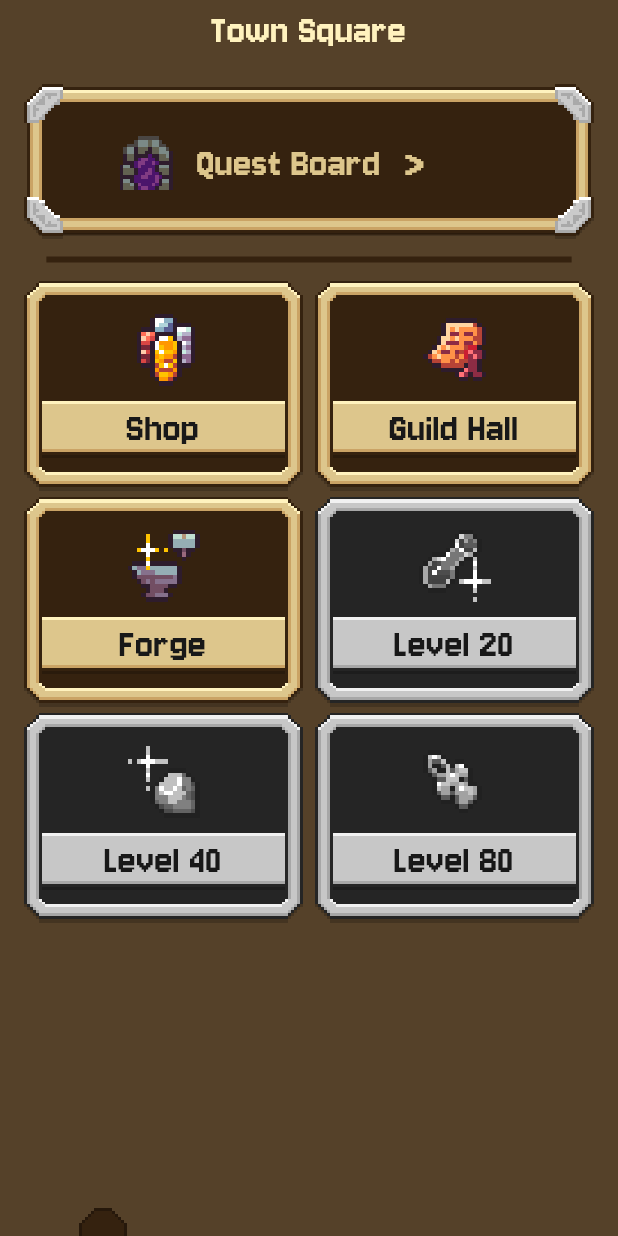
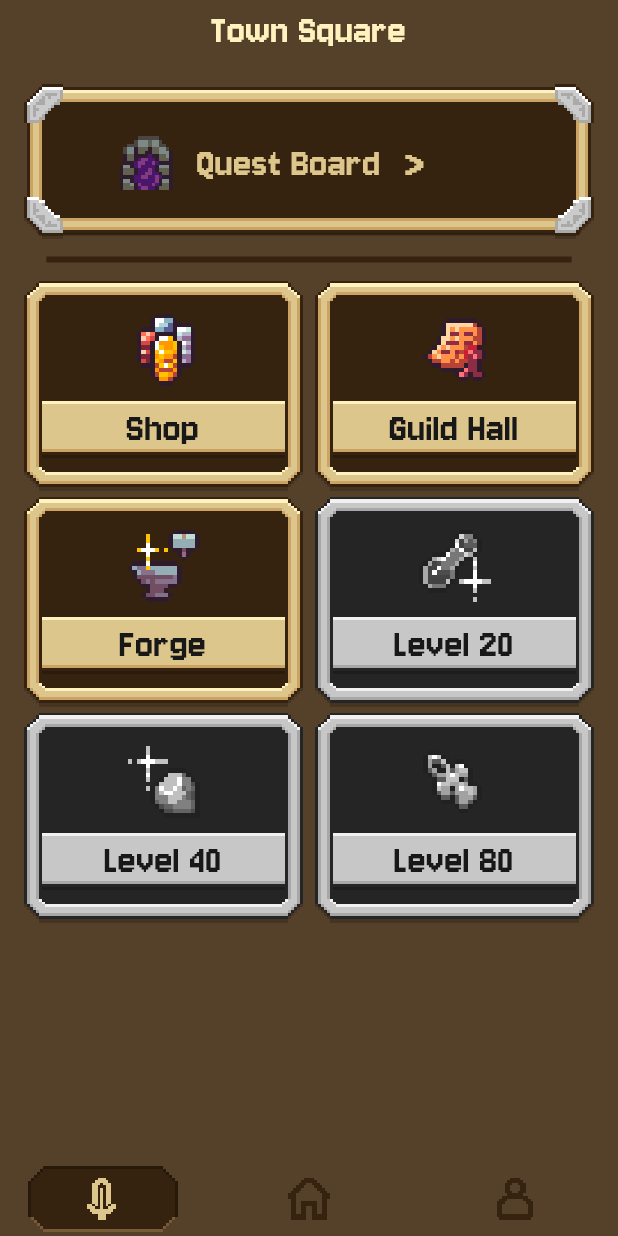
Before and after one commit to JKneedler/questvale, a Flutter app: the screen it shows after launch, on a phone screen of 412 x 824 dp. Run offline on Flutter 3.47's test engine with Material 3 defaults, Android fonts, the phone set to English and light mode, and no system bars; our stand-ins replace equatable, flutter_bloc, flutter_slidable, material_symbols_icons, sqflite; accounts and stored records are empty.

Commit message:
Fix centerSlice crashes and clean up nav bar/todo card sizing
Centralize all centerSlice border/button constants (lib/helpers/constants.dart)
instead of scattered Rect.fromLTWH literals, and enforce each family's true
minimum renderable size via ConstrainedBox on every qv_* border/button widget
- the min sizes must be strictly greater than the PNG's border inset, not
equal to it, or Flutter's centerSlice math still collapses to zero.

Also fixes bugs found along the way: nav bar's undersized icon slot (crashed
on devices with near-zero safe-area inset), oversized/unconstrained nav icon
and overly tall nav row, QvMetalCornerBorder used with an invalid Expanded
child in combat's EnemyInfoBox/PlayerInfoBox, a missing todo-row background
asset, and the stand-in asset blending into the page background.

Co-Authored-By: Claude Sonnet 5 <noreply@anthropic.com>

```diff
--- a/lib/cubits/home/nav_bar.dart
+++ b/lib/cubits/home/nav_bar.dart
@@ -31,7 +31,10 @@ class NavBar extends StatelessWidget {
             SizedBox(height: 8),
             SizedBox(
               width: MediaQuery.of(context).size.width + 20,
-              height: 6 + bottomPadding,
+              // 50 comfortably fits the icon slot's natural height (28px
+              // icon + 16px QvInsetBackground padding = 44px) above the
+              // centerSlice border's 36px minimum, with a little headroom.
+              height: 50 + bottomPadding,
               child: Row(
                 mainAxisAlignment: MainAxisAlignment.spaceBetween,
                 crossAxisAlignment: CrossAxisAlignment.end,
@@ -55,7 +58,8 @@ class NavBar extends StatelessWidget {
                           child: Image.asset(
                             'images/ui/icons/${items[i].iconName}-icon-${items[i].selected ? 'primary' : 'secondary'}.png',
                             filterQuality: FilterQuality.none,
-                            scale: .1,
+                            width: 28,
+                            height: 28,
                             fit: BoxFit.contain,
                           ),
                         ),
--- a/lib/cubits/todo_tab/todos_overview/todos_overview_view.dart
+++ b/lib/cubits/todo_tab/todos_overview/todos_overview_view.dart
@@ -6,6 +6,7 @@ import 'package:questvale/cubits/todo_tab/todos_overview/todos_overview_item.dar
 import 'package:questvale/cubits/todo_tab/todos_overview/todos_overview_state.dart';
 import 'package:questvale/cubits/todo_tab/add_todo/add_todo_page.dart';
 import 'package:questvale/data/models/character.dart';
+import 'package:questvale/helpers/constants.dart';
 import 'package:questvale/widgets/qv_app_bar.dart';
 
 class TodosOverviewView extends StatelessWidget {
@@ -35,7 +36,7 @@ class TodosOverviewView extends StatelessWidget {
             borderRadius: BorderRadius.circular(20),
             image: DecorationImage(
               image: AssetImage('images/ui/buttons/primary-button-2x.png'),
-              centerSlice: Rect.fromLTWH(16, 16, 32, 32),
+              centerSlice: STANDARD_BORDER_SLICE,
               fit: BoxFit.fill,
               filterQuality: FilterQuality.none,
             ),
--- a/lib/cubits/world_tab/questing/chest_loot/chest_loot_page.dart
+++ b/lib/cubits/world_tab/questing/chest_loot/chest_loot_page.dart
@@ -5,6 +5,7 @@ import 'package:questvale/cubits/world_tab/questing/chest_loot/chest_loot_state.
 import 'package:questvale/cubits/world_tab/questing/quest_encounter/quest_encounter_cubit.dart';
 import 'package:questvale/cubits/world_tab/questing/simple_equipment_slice.dart';
 import 'package:questvale/cubits/world_tab/questing/loot_summary_slice.dart';
+import 'package:questvale/helpers/constants.dart';
 import 'package:questvale/widgets/qv_button.dart';
 import 'package:questvale/widgets/qv_primary_border.dart';
 import 'package:sqflite/sqflite.dart';
@@ -92,7 +93,7 @@ class ChestLootView extends StatelessWidget {
                         image: DecorationImage(
                           image: AssetImage(
                               'images/ui/secondary-background-2x.png'),
-                          centerSlice: Rect.fromLTWH(16, 16, 32, 32),
+                          centerSlice: STANDARD_BORDER_SLICE,
                           fit: BoxFit.fill,
                           filterQuality: FilterQuality.none,
                         ),
--- a/lib/cubits/world_tab/questing/combat_loot/combat_loot_page.dart
+++ b/lib/cubits/world_tab/questing/combat_loot/combat_loot_page.dart
@@ -5,6 +5,7 @@ import 'package:questvale/cubits/world_tab/questing/combat_loot/combat_loot_stat
 import 'package:questvale/cubits/world_tab/questing/loot_summary_slice.dart';
 import 'package:questvale/cubits/world_tab/questing/quest_encounter/quest_encounter_cubit.dart';
 import 'package:questvale/cubits/world_tab/questing/simple_equipment_slice.dart';
+import 'package:questvale/helpers/constants.dart';
 import 'package:questvale/widgets/qv_button.dart';
 import 'package:questvale/widgets/qv_primary_border.dart';
 import 'package:sqflite/sqflite.dart';
@@ -114,7 +115,7 @@ class CombatLootView extends StatelessWidget {
                         image: DecorationImage(
                           image: AssetImage(
                               'images/ui/secondary-background-2x.png'),
-                          centerSlice: Rect.fromLTWH(16, 16, 32, 32),
+                          centerSlice: STANDARD_BORDER_SLICE,
                           fit: BoxFit.fill,
                           filterQuality: FilterQuality.none,
                         ),
--- a/lib/cubits/world_tab/questing/loot_summary_slice.dart
+++ b/lib/cubits/world_tab/questing/loot_summary_slice.dart
@@ -1,4 +1,5 @@
 import 'package:flutter/material.dart';
+import 'package:questvale/helpers/constants.dart';
 
 class SummarySlice extends StatelessWidget {
   final String title;
@@ -18,7 +19,7 @@ class SummarySlice extends StatelessWidget {
       decoration: BoxDecoration(
         image: DecorationImage(
           image: AssetImage('images/ui/secondary-background-2x.png'),
-          centerSlice: Rect.fromLTWH(16, 16, 32, 32),
+          centerSlice: STANDARD_BORDER_SLICE,
           fit: BoxFit.fill,
           filterQuality: FilterQuality.none,
         ),
--- a/lib/cubits/world_tab/questing/quest_loot/quest_loot_page.dart
+++ b/lib/cubits/world_tab/questing/quest_loot/quest_loot_page.dart
@@ -4,6 +4,7 @@ import 'package:questvale/cubits/world_tab/questing/quest_loot/quest_loot_cubit.
 import 'package:questvale/cubits/world_tab/questing/quest_loot/quest_loot_state.dart';
 import 'package:questvale/cubits/world_tab/questing/simple_equipment_slice.dart';
 import 'package:questvale/cubits/world_tab/questing/loot_summary_slice.dart';
+import 'package:questvale/helpers/constants.dart';
 import 'package:questvale/widgets/qv_button.dart';
 import 'package:questvale/widgets/qv_metal_corner_border.dart';
 import 'package:questvale/cubits/world_tab/questing/quest_encounter/quest_encounter_cubit.dart';
@@ -114,7 +115,7 @@ class QuestLootView extends StatelessWidget {
                           image: DecorationImage(
                             image: AssetImage(
                                 'images/ui/secondary-background-2x.png'),
-                            centerSlice: Rect.fromLTWH(16, 16, 32, 32),
+                            centerSlice: STANDARD_BORDER_SLICE,
                             fit: BoxFit.fill,
                             filterQuality: FilterQuality.none,
                           ),
--- a/lib/cubits/world_tab/town/quest_board/select_quest/select_quest_page.dart
+++ b/lib/cubits/world_tab/town/quest_board/select_quest/select_quest_page.dart
@@ -9,6 +9,7 @@ import 'package:questvale/cubits/world_tab/town/town_state.dart';
 import 'package:questvale/data/providers/game_data.dart';
 import 'package:questvale/data/providers/game_data_models/enemy_data.dart';
 import 'package:questvale/data/providers/game_data_models/quest_zone.dart';
+import 'package:questvale/helpers/constants.dart';
 import 'package:questvale/widgets/qv_app_bar.dart';
 import 'package:questvale/widgets/qv_enemy_info_modal.dart';
 import 'package:questvale/widgets/qv_gray_filter.dart';
@@ -232,7 +233,7 @@ class SelectQuestZoneCard extends StatelessWidget {
                                 height: 40,
                                 decoration: BoxDecoration(
                                   image: DecorationImage(
-                                    centerSlice: Rect.fromLTWH(16, 16, 32, 32),
+                                    centerSlice: STANDARD_BORDER_SLICE,
                                     image: AssetImage(
                                       'images/ui/buttons/primary-button-2x.png',
                                     ),
@@ -272,7 +273,7 @@ class SelectQuestZoneCard extends StatelessWidget {
                   image: DecorationImage(
                     image:
                         AssetImage('images/ui/borders/primary-border-2x.png'),
-                    centerSlice: Rect.fromLTWH(16, 16, 32, 32),
+                    centerSlice: STANDARD_BORDER_SLICE,
                     fit: BoxFit.fill,
                     filterQuality: FilterQuality.none,
                   ),
--- a/lib/helpers/constants.dart
+++ b/lib/helpers/constants.dart
@@ -25,6 +25,28 @@ const GOLD_COLOR = Color(0xffFFD966);
 const ACTION_POINTS_COLOR = Colors.white;
 const SKILL_POINTS_COLOR = Color(0xffFFD966);
 
+// 9-slice (centerSlice) border/button asset families. All source PNGs are
+// 64x64 at scale 1.0. A widget rendered smaller than a family's min size
+// makes Flutter's centerSlice math collapse to zero and throws "centerSlice
+// was used with a BoxFit that does not guarantee that the image is fully
+// visible" — regardless of BoxFit. Keep each *_SLICE in sync with its PNG's
+// actual border inset if the art changes.
+//
+// Each *_MIN_SIZE must be STRICTLY GREATER than its slice's border inset
+// (inputSize - centerSlice.size), not merely >=. Flutter computes
+// outputSize = widgetSize - sliceBorder and requires outputSize > 0; at
+// exactly widgetSize == sliceBorder, outputSize is 0 and the same assertion
+// still fires. The values below add a few px of headroom past the bare
+// mathematical floor so the stretchy middle isn't zero-width either.
+const STANDARD_BORDER_SLICE = Rect.fromLTWH(16, 16, 32, 32);
+const STANDARD_BORDER_MIN_SIZE = Size(36, 36);
+
+const METAL_CORNER_BORDER_SLICE = Rect.fromLTWH(28, 28, 8, 8);
+const METAL_CORNER_BORDER_MIN_SIZE = Size(60, 60);
+
+const HEALTH_BORDER_SLICE = Rect.fromLTWH(4, 4, 56, 56);
+const HEALTH_BORDER_MIN_SIZE = Size(12, 12);
+
 // Combat
 const BASE_HEALTH = 100;
 const BASE_HEALTH_PER_LEVEL = 10;
--- a/lib/widgets/qv_button.dart
+++ b/lib/widgets/qv_button.dart
@@ -1,4 +1,5 @@
 import 'package:flutter/material.dart';
+import 'package:questvale/helpers/constants.dart';
 import 'package:questvale/helpers/shared_enums.dart';
 
 enum ButtonColor {
@@ -53,7 +54,12 @@ class QvButton extends StatelessWidget {
   final List<BoxShadow>? shadow;
   @override
   Widget build(BuildContext context) {
-    return GestureDetector(
+    return ConstrainedBox(
+      constraints: BoxConstraints(
+        minWidth: STANDARD_BORDER_MIN_SIZE.width,
+        minHeight: STANDARD_BORDER_MIN_SIZE.height,
+      ),
+      child: GestureDetector(
         onTap: onTap ?? () {},
         child: Container(
           width: width,
@@ -63,7 +69,7 @@ class QvButton extends StatelessWidget {
             image: DecorationImage(
               image: AssetImage(
                   'images/ui/buttons/${buttonColor.name.toString()}-button-2x.png'),
-            centerSlice: Rect.fromLTWH(16, 16, 32, 32),
+              centerSlice: STANDARD_BORDER_SLICE,
               fit: BoxFit.fill,
               filterQuality: FilterQuality.none,
               colorFilter: darkened
@@ -75,6 +81,7 @@ class QvButton extends StatelessWidget {
           ),
           child: child,
         ),
+      ),
     );
   }
 }
--- a/lib/widgets/qv_inset_background.dart
+++ b/lib/widgets/qv_inset_background.dart
@@ -1,4 +1,5 @@
 import 'package:flutter/material.dart';
+import 'package:questvale/helpers/constants.dart';
 
 enum QvInsetBackgroundType {
   surface,
@@ -24,7 +25,12 @@ class QvInsetBackground extends StatelessWidget {
 
   @override
   Widget build(BuildContext context) {
-    return Container(
+    return ConstrainedBox(
+      constraints: BoxConstraints(
+        minWidth: STANDARD_BORDER_MIN_SIZE.width,
+        minHeight: STANDARD_BORDER_MIN_SIZE.height,
+      ),
+      child: Container(
         padding: padding,
         width: width,
         height: height,
@@ -32,13 +38,14 @@ class QvInsetBackground extends StatelessWidget {
             ? BoxDecoration(
                 image: DecorationImage(
                   image: AssetImage('images/ui/${type.name}-background-2x.png'),
-                centerSlice: Rect.fromLTWH(16, 16, 32, 32),
+                  centerSlice: STANDARD_BORDER_SLICE,
                   fit: BoxFit.fill,
                   filterQuality: FilterQuality.none,
                 ),
               )
             : null,
         child: child,
+      ),
     );
   }
 }
--- a/lib/widgets/qv_metal_corner_border.dart
+++ b/lib/widgets/qv_metal_corner_border.dart
@@ -1,4 +1,5 @@
 import 'package:flutter/material.dart';
+import 'package:questvale/helpers/constants.dart';
 
 class QvMetalCornerBorder extends StatelessWidget {
   final Widget child;
@@ -20,7 +21,12 @@ class QvMetalCornerBorder extends StatelessWidget {
   Widget build(BuildContext context) {
     ColorScheme colorScheme = Theme.of(context).colorScheme;
 
-    return Stack(
+    return ConstrainedBox(
+      constraints: BoxConstraints(
+        minWidth: METAL_CORNER_BORDER_MIN_SIZE.width,
+        minHeight: METAL_CORNER_BORDER_MIN_SIZE.height,
+      ),
+      child: Stack(
         children: [
           Center(
             child: FractionallySizedBox(
@@ -40,7 +46,7 @@ class QvMetalCornerBorder extends StatelessWidget {
                   image: DecorationImage(
                     image: AssetImage(
                         'images/ui/borders/primary-metal-edge-border-2x.png'),
-                  centerSlice: Rect.fromLTWH(28, 28, 8, 8),
+                    centerSlice: METAL_CORNER_BORDER_SLICE,
                     fit: BoxFit.fill,
                     filterQuality: FilterQuality.none,
                   ),
@@ -49,6 +55,7 @@ class QvMetalCornerBorder extends StatelessWidget {
             ),
           ),
         ],
+      ),
     );
   }
 }
--- a/lib/widgets/qv_white_card.dart
+++ b/lib/widgets/qv_white_card.dart
@@ -1,4 +1,5 @@
 import 'package:flutter/material.dart';
+import 'package:questvale/helpers/constants.dart';
 
 class QVWhiteCard extends StatelessWidget {
   const QVWhiteCard({
@@ -19,7 +20,12 @@ class QVWhiteCard extends StatelessWidget {
   Widget build(BuildContext context) {
     ColorScheme colorScheme = Theme.of(context).colorScheme;
 
-    return GestureDetector(
+    return ConstrainedBox(
+      constraints: BoxConstraints(
+        minWidth: STANDARD_BORDER_MIN_SIZE.width,
+        minHeight: STANDARD_BORDER_MIN_SIZE.height,
+      ),
+      child: GestureDetector(
         onTap: onTap,
         child: Stack(
           children: [
@@ -47,8 +53,9 @@ class QVWhiteCard extends StatelessWidget {
                 padding: padding,
                 foregroundDecoration: BoxDecoration(
                   image: DecorationImage(
-                  image: AssetImage('images/ui/borders/primary-border-2x.png'),
-                  centerSlice: Rect.fromLTWH(16, 16, 32, 32),
+                    image:
+                        AssetImage('images/ui/borders/primary-border-2x.png'),
+                    centerSlice: STANDARD_BORDER_SLICE,
                     fit: BoxFit.fill,
                     filterQuality: FilterQuality.none,
                   ),
@@ -58,6 +65,7 @@ class QVWhiteCard extends StatelessWidget {
             ),
           ],
         ),
+      ),
     );
   }
 }
```
Also changed, not shown: lib/cubits/todo_tab/todos_overview/todos_overview_item.dart (+9 -2 lines), lib/cubits/world_tab/questing/combat/combat_page.dart (+4 -8 lines), lib/widgets/qv_button_card.dart (+13 -2 lines), lib/widgets/qv_card_border.dart (+9 -2 lines), lib/widgets/qv_enemy_info_modal.dart (+5 -4 lines), lib/widgets/qv_primary_border.dart (+11 -3 lines), lib/widgets/qv_silver_button.dart (+9 -2 lines), lib/widgets/qv_skill_button.dart (+9 -2 lines). Lines whose indentation alone changed are shown as unchanged.
